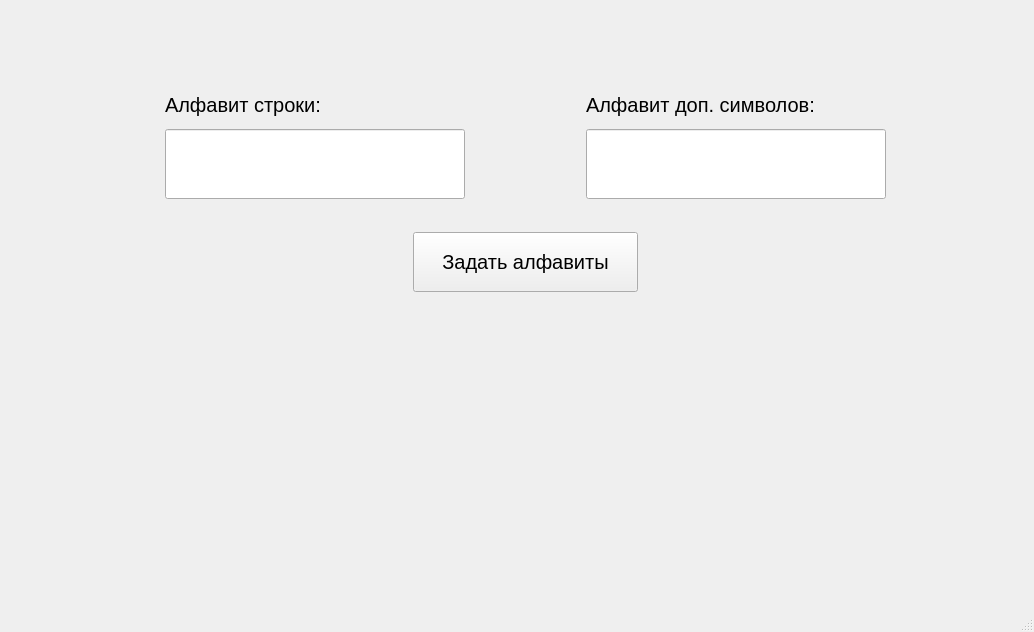
i-am-sand/Turing-Machine, file mainwindow.ui: the form before one commit.
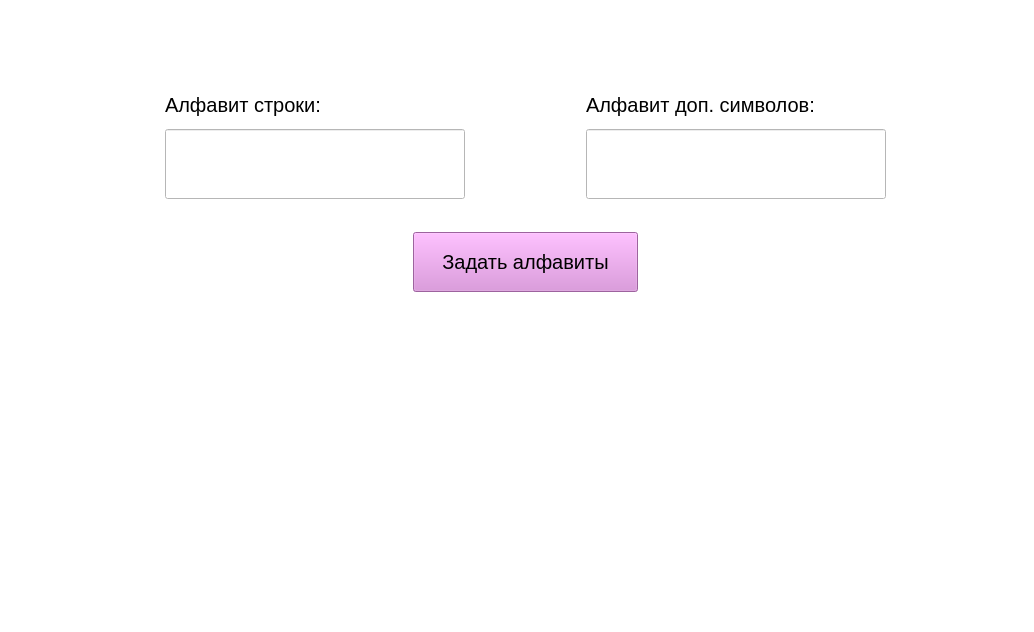
The form after the commit.

Commit message: Add colors in graphics

Patch:
```diff
--- a/mainwindow.ui
+++ b/mainwindow.ui
@@ -19,6 +19,9 @@
   <property name="windowTitle">
    <string>MainWindow</string>
   </property>
+  <property name="styleSheet">
+   <string notr="true">background-color: rgb(255, 255, 255);</string>
+  </property>
   <widget class="QWidget" name="centralwidget">
    <widget class="QWidget" name="verticalLayoutWidget_3">
     <property name="geometry">
@@ -151,6 +154,10 @@
          <pointsize>15</pointsize>
         </font>
        </property>
+       <property name="styleSheet">
+        <string notr="true">background-color: rgb(220, 138, 221);
+color: rgb(0, 0, 0);</string>
+       </property>
        <property name="text">
         <string>Задать алфавиты</string>
        </property>
```
Left out of the diff: 12 changed lines with no effect on the pictures. The commit also changes 4 other files.
